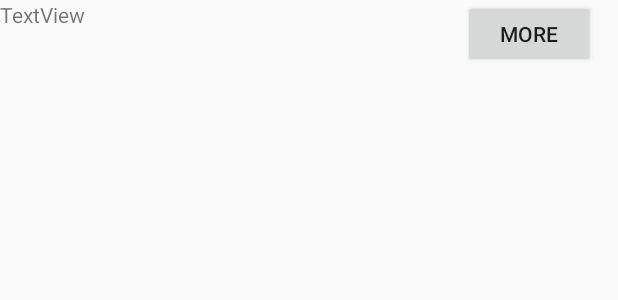
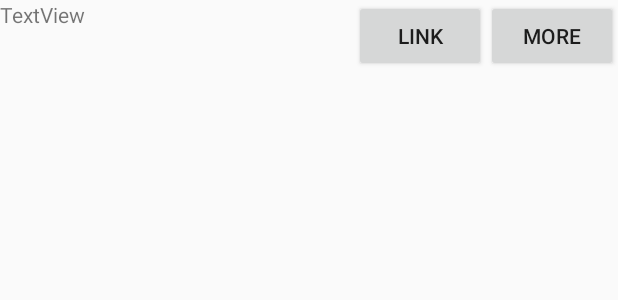
Before and after one commit to SpLouk/badgercubed, an Android app: the layout contact_item_list_item.xml on its own in the app's theme, with its tools: preview values and no code run, on a phone screen of 412 x 824 dp. Shown: the top 300 px of the screen. Run offline under Robolectric (Android 15) with nearby library versions, the phone set to English and light mode, and no system bars.

Commit message:
Add external links to contact items

```diff
--- a/ContactWallet/app/src/main/java/activity/ContactItemsFragment.java
+++ b/ContactWallet/app/src/main/java/activity/ContactItemsFragment.java
@@ -36,7 +36,7 @@ public class ContactItemsFragment extends Fragment {
         View view = inflater.inflate(R.layout.contact_items_fragment, container, false);
 
         contactItems = new ArrayList<>();
-        contactItemAdapter = new ContactItemAdapter(contactItems);
+        contactItemAdapter = new ContactItemAdapter(getActivity(), contactItems);
 
         m_recyclerView = view.findViewById(R.id.contact_items_fragment_recycler_view);
         m_recyclerView.setHasFixedSize(true);
--- a/ContactWallet/app/src/main/res/layout/list_item.xml
+++ b/ContactWallet/app/src/main/res/layout/contact_item_list_item.xml
@@ -10,11 +10,17 @@
         android:text="TextView" />
 
     <Button
-        android:id="@+id/list_item_btn"
+        android:id="@+id/contact_item_list_item_link_btn"
         android:layout_width="wrap_content"
-        android:layout_height="45dp"
+        android:layout_height="wrap_content"
+        android:layout_toStartOf="@+id/contact_item_list_item_more_btn"
+        android:text="Link" />
+
+    <Button
+        android:id="@+id/contact_item_list_item_more_btn"
+        android:layout_width="wrap_content"
+        android:layout_height="wrap_content"
         android:layout_alignParentRight="true"
-        android:layout_marginLeft="10dp"
-        android:layout_marginRight="15dp"
         tools:text="More" />
+
 </RelativeLayout>
```
Also changed, not shown: ContactWallet/app/src/main/java/util/ContactItemAdapter.java (+21 -5 lines).
